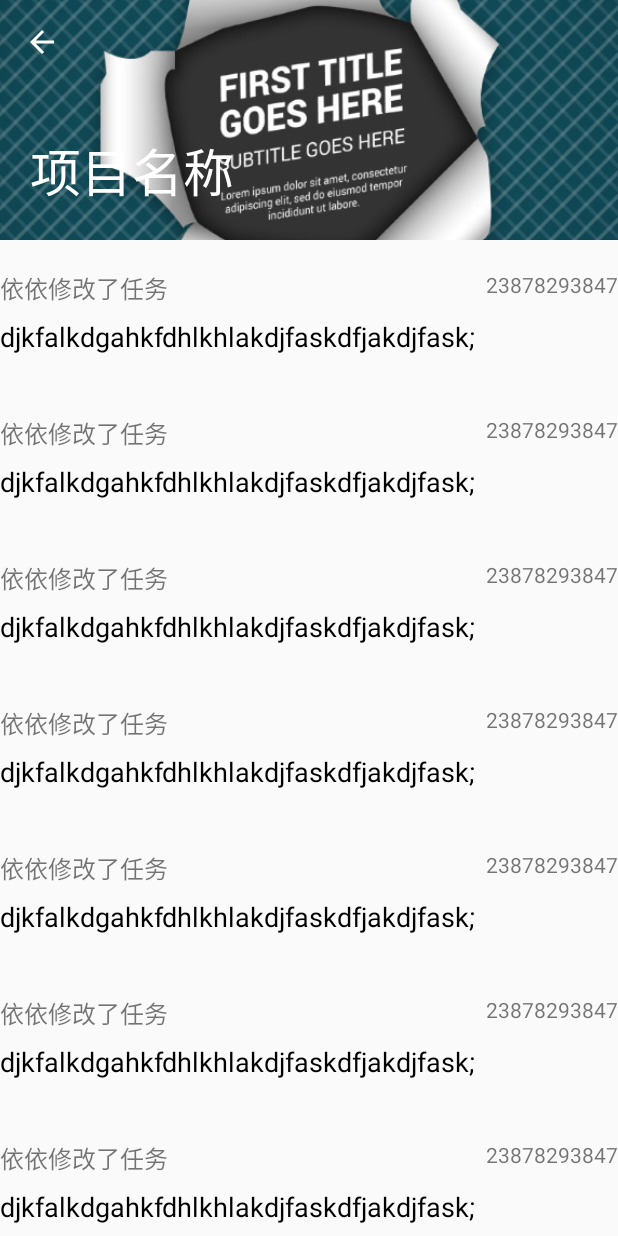
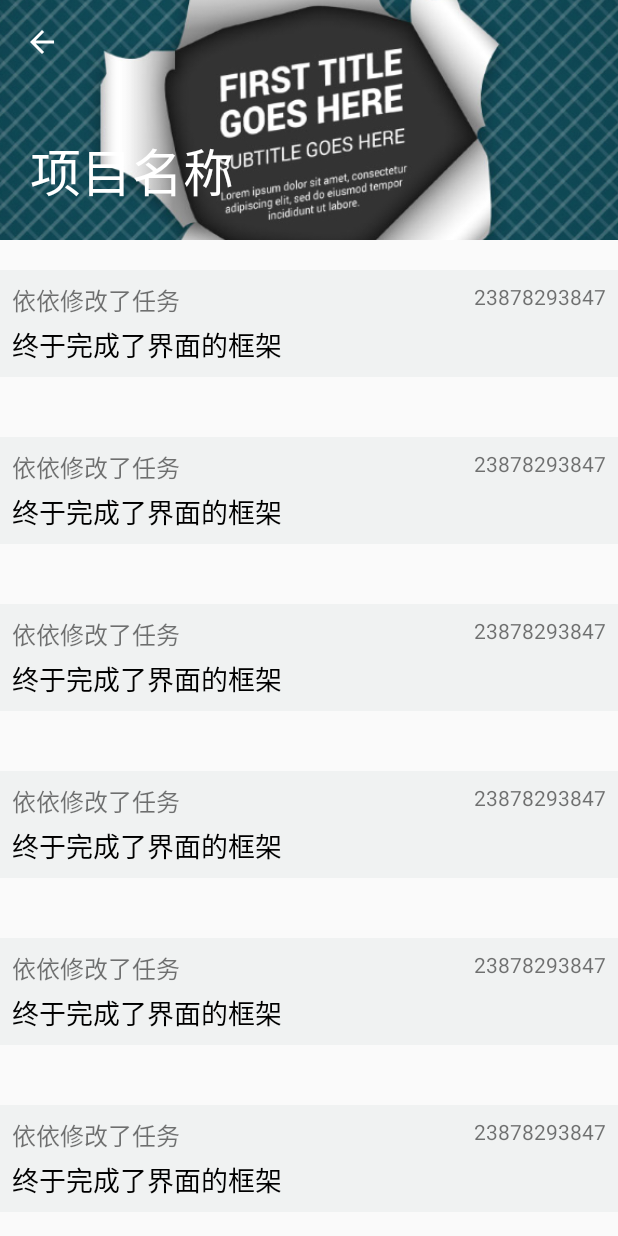
Before and after one commit to yunyujing/weLog, an Android app: the DetailProjectActivity screen opened directly, with no data from a screen before it, on a phone screen of 412 x 824 dp. Run offline under Robolectric (Android 15) with nearby library versions, the light colour scheme and no system bars.

Commit message:
颜色和间距的调整

```diff
--- a/app/src/main/res/layout/detail_project_layout_recycle_item.xml
+++ b/app/src/main/res/layout/detail_project_layout_recycle_item.xml
@@ -2,9 +2,9 @@
 <RelativeLayout xmlns:android="http://schemas.android.com/apk/res/android"
     android:id="@+id/detail_project_layout_content_recycle_item_view"
     android:layout_width="match_parent"
-    android:layout_height="match_parent"
-    android:layout_marginLeft="@dimen/space_twelve"
-    android:layout_marginRight="@dimen/space_twelve">
+    android:layout_height="wrap_content"
+    android:padding="@dimen/space_eight"
+    android:background="@color/bg_default">
 
     <TextView
         android:id="@+id/detail_project_layout_content_recycle_item_title"
@@ -25,7 +25,7 @@
         android:layout_height="wrap_content"
         android:textSize="@dimen/text_big"
         android:textColor="@color/text_ooo"
-        android:layout_marginTop="@dimen/space_eight"
-        android:text="djkfalkdgahkfdhlkhlakdjfaskdfjakdjfask;"/>
+        android:layout_marginTop="@dimen/space_four"
+        android:text="终于完成了界面的框架"/>
 
 </RelativeLayout>
```
